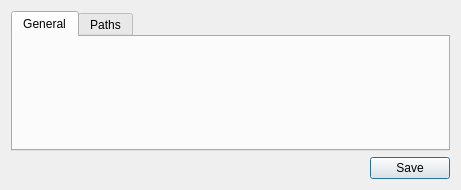
Above: settings.ui from Barcley1990/QtAVR before the change. Below: the same form after it.
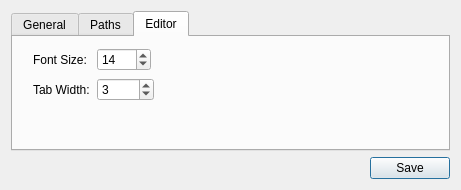
That is the form after the change.

What changed in the file:
```diff
--- a/settings.ui
+++ b/settings.ui
@@ -17,7 +17,7 @@
    <item row="0" column="0">
     <widget class="QTabWidget" name="tabWidget">
      <property name="currentIndex">
-      <number>0</number>
+      <number>2</number>
      </property>
      <widget class="QWidget" name="tab">
       <attribute name="title">
@@ -69,6 +69,75 @@
        </item>
       </layout>
      </widget>
+     <widget class="QWidget" name="tab_3">
+      <attribute name="title">
+       <string>Editor</string>
+      </attribute>
+      <widget class="QWidget" name="horizontalLayoutWidget">
+       <property name="geometry">
+        <rect>
+         <x>20</x>
+         <y>10</y>
+         <width>118</width>
+         <height>26</height>
+        </rect>
+       </property>
+       <layout class="QHBoxLayout" name="horizontalLayout_2">
+        <item>
+         <widget class="QLabel" name="label_3">
+          <property name="text">
+           <string>Font Size: </string>
+          </property>
+         </widget>
+        </item>
+        <item>
+         <widget class="QSpinBox" name="spinBoxFontSize">
+          <property name="minimum">
+           <number>4</number>
+          </property>
+          <property name="maximum">
+           <number>36</number>
+          </property>
+          <property name="value">
+           <number>14</number>
+          </property>
+         </widget>
+        </item>
+       </layout>
+      </widget>
+      <widget class="QWidget" name="horizontalLayoutWidget_2">
+       <property name="geometry">
+        <rect>
+         <x>20</x>
+         <y>40</y>
+         <width>121</width>
+         <height>26</height>
+        </rect>
+       </property>
+       <layout class="QHBoxLayout" name="horizontalLayout_4">
+        <item>
+         <widget class="QLabel" name="label_4">
+          <property name="text">
+           <string>Tab Width:</string>
+          </property>
+         </widget>
+        </item>
+        <item>
+         <widget class="QSpinBox" name="spinBoxTabWidth">
+          <property name="minimum">
+           <number>1</number>
+          </property>
+          <property name="maximum">
+           <number>10</number>
+          </property>
+          <property name="value">
+           <number>3</number>
+          </property>
+         </widget>
+        </item>
+       </layout>
+      </widget>
+     </widget>
     </widget>
    </item>
    <item row="1" column="0">
```
